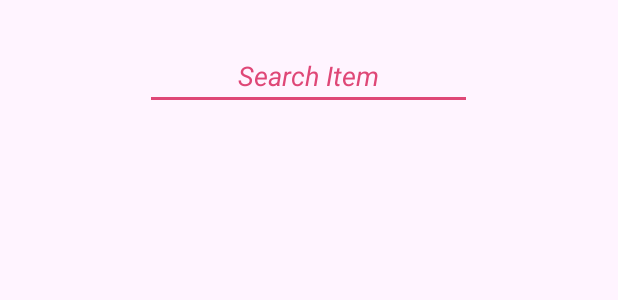
After one commit to danmenjivar/wishcraft, an Android app: the layout fragment_item_search.xml on its own in the app's theme, with its tools: preview values and no code run, on a phone screen of 412 x 824 dp. The commit adds this screen. Shown: the top 300 px of the screen. Run offline under Robolectric (Android 15) with nearby library versions, the phone set to English and light mode, and no system bars.

Commit message:
fixed fragment layout issue, should now center all structs in the fragment xmls. still need to implement full screen implementation

```diff
--- a/app/src/main/res/layout/activity_feed.xml
+++ b/app/src/main/res/layout/activity_feed.xml
@@ -19,7 +19,7 @@
         app:itemTextColor="@color/bottom_navigation_color"/>
 
     <FrameLayout
-        android:layout_width="wrap_content"
+        android:layout_width="match_parent"
         android:layout_height="match_parent"
         android:layout_above="@id/bottomNavigationMenu"
         android:id="@+id/frame"/>
--- /dev/null
+++ b/app/src/main/res/layout/fragment_item_search.xml
@@ -0,0 +1,23 @@
+<?xml version="1.0" encoding="utf-8"?>
+<FrameLayout xmlns:android="http://schemas.android.com/apk/res/android"
+    xmlns:app="http://schemas.android.com/apk/res-auto"
+    xmlns:tools="http://schemas.android.com/tools"
+    android:layout_width="match_parent"
+    android:layout_height="match_parent"
+    tools:context=".ItemSearchFragment">
+
+    <EditText
+        android:id="@+id/searchItem"
+        android:layout_width="218dp"
+        android:layout_height="wrap_content"
+        android:layout_gravity="center_horizontal"
+        android:layout_marginTop="28dp"
+        android:ems="10"
+        android:gravity="center"
+        android:hint="Search Item"
+        android:inputType="textPersonName"
+        android:textColor="@color/lightBlack"
+        android:textColorHint="@color/colorAccent"
+        android:textStyle="italic"/>
+
+</FrameLayout>
```
Also changed, not shown: app/src/main/java/fiveguys/com/wishcraftapp/HomeFragment.java (+3 -4 lines), app/src/main/java/fiveguys/com/wishcraftapp/ItemSearchFragment.java (+18 -6 lines), app/src/main/java/fiveguys/com/wishcraftapp/NotificationsFragment.java (+3 -4 lines), app/src/main/java/fiveguys/com/wishcraftapp/ProfileFragment.java (+6 -4 lines), app/src/main/res/layout/fragment_home.xml (added, +14 -0 lines), app/src/main/res/layout/fragment_notifications.xml (added, +15 -0 lines), app/src/main/res/layout/fragment_profile.xml (added, +11 -0 lines).
